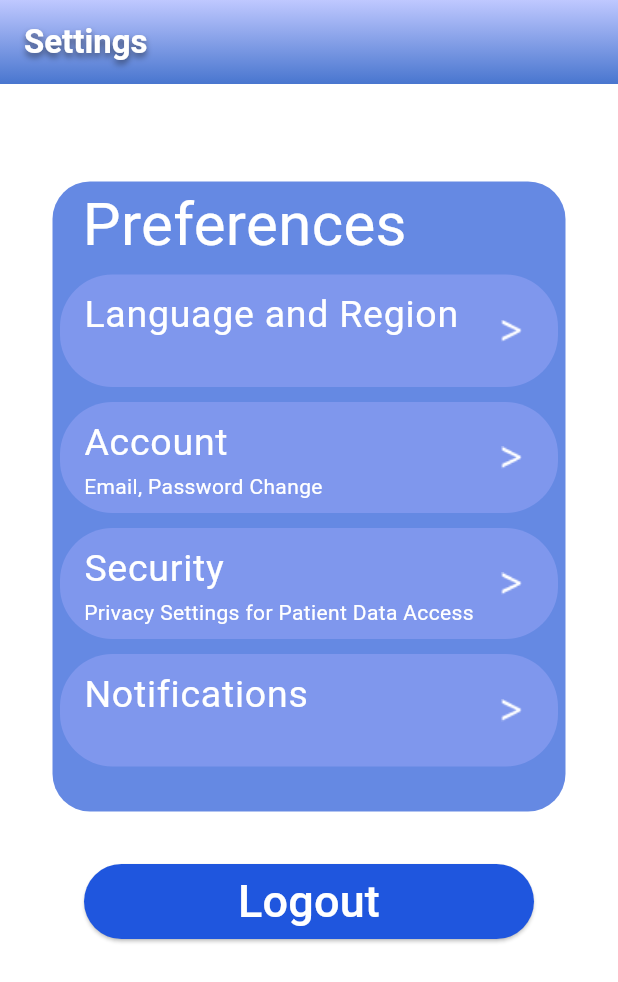
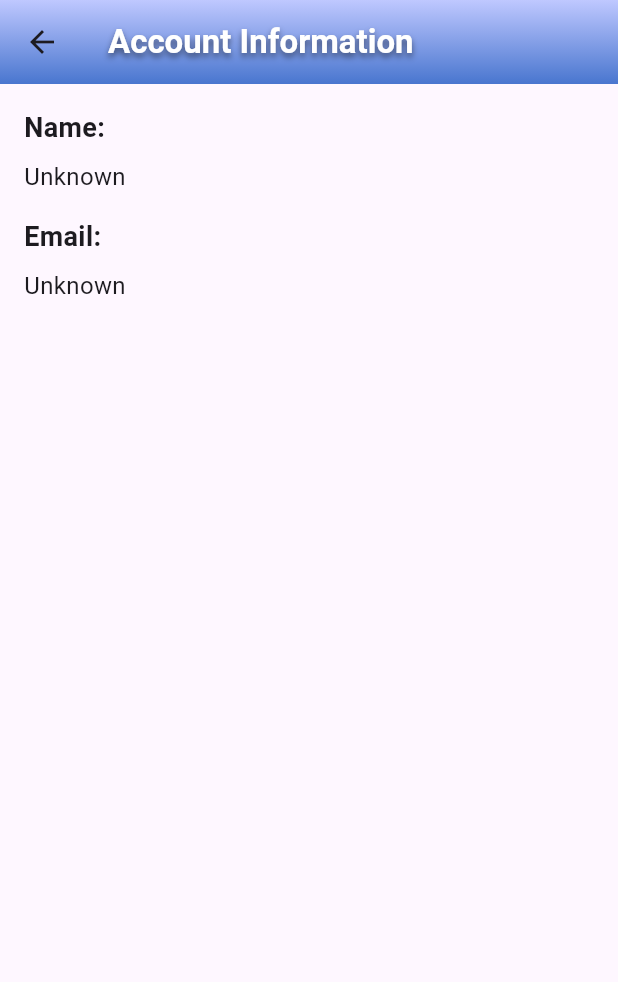
Before and after one commit to jorkd21/MediPal, a Flutter app: the SettingsPage screen opened by its route, after a tap on "Account", on a phone screen of 412 x 824 dp. Shown: the top 982 px of the screen. Run offline on Flutter 3.47's test engine with Material 3 defaults, Android fonts, the phone set to English and light mode, and no system bars; our stand-ins replace dropdown_search, firebase_auth, firebase_core, firebase_database, firebase_storage, image_picker and 2 more; missing offline and left inert: firebase_ui_auth; accounts and stored records are empty; generated files the repository leaves out were written again.

Commit message:
AccountInfo
AccountInfo page created.

```diff
--- /dev/null
+++ b/lib/pages/account_details.dart
@@ -0,0 +1,69 @@
+import 'package:flutter/material.dart';
+import 'package:medipal/objects/practitioner.dart';
+
+class AccountInfoPage extends StatelessWidget {
+
+  Practitioner? currentPractitioner = Practitioner.currentPractitioner;
+
+  @override
+  Widget build(BuildContext context) {
+    return Scaffold(
+      appBar: AppBar(
+        title: Text('Account Information',
+        style: TextStyle(
+          color: Colors.white,
+          fontWeight: FontWeight.bold,
+          shadows: [
+            Shadow(
+                color: Colors.black.withOpacity(0.5),
+                offset: const Offset(0, 3),
+                blurRadius: 5,
+              ),
+            ],
+          ),
+        ),
+        flexibleSpace: Container(
+          width: MediaQuery.of(context).size.width,
+        decoration: const BoxDecoration(
+            gradient: LinearGradient(
+              begin: Alignment.bottomCenter,
+              end: Alignment.topCenter,
+              colors: [
+                Color.fromARGB(255, 73, 118, 207),
+                Color.fromARGB(255, 191, 200, 255),
+              ],
+            ),
+          ),
+        ),
+      ),
+      body: Padding(
+        padding: EdgeInsets.all(16.0),
+        child: Column(
+          crossAxisAlignment: CrossAxisAlignment.start,
+          children: [
+            Text(
+              'Name:',
+              style: TextStyle(fontSize: 18.0, fontWeight: FontWeight.bold),
+            ),
+            SizedBox(height: 8.0),
+            Text(
+              currentPractitioner?.name ?? 'Unknown',
+              style: TextStyle(fontSize: 16.0),
+            ),
+            SizedBox(height: 16.0),
+            Text(
+              'Email:',
+              style: TextStyle(fontSize: 18.0, fontWeight: FontWeight.bold),
+            ),
+            SizedBox(height: 8.0),
+            Text(
+              currentPractitioner?.email ?? 'Unknown',
+              style: TextStyle(fontSize: 16.0),
+            ),
+            SizedBox(height: 16.0),
+          ],
+        ),
+      ),
+    );
+  }
+}
--- a/lib/pages/appointment_page.dart
+++ b/lib/pages/appointment_page.dart
@@ -62,7 +62,7 @@ class AppointmentPageState extends State<AppointmentPage> {
       future: _practitionerFuture,
       builder: (context, snapshot) {
         if (snapshot.connectionState == ConnectionState.waiting) {
-          return CircularProgressIndicator(); // Show loading indicator while fetching data
+          return  CircularProgressIndicator(); // Show loading indicator while fetching data
         } else if (snapshot.hasError) {
           return Text('Error: ${snapshot.error}');
         } else {
--- a/lib/pages/settings.dart
+++ b/lib/pages/settings.dart
@@ -1,6 +1,7 @@
 import 'package:firebase_auth/firebase_auth.dart';
 import 'package:flutter/material.dart';
 import 'package:medipal/constant/images.dart';
+import 'package:medipal/pages/account_details.dart';
 //import 'package:medipal/objects/appointment_patient.dart';
 import 'package:medipal/pages/appointment_page.dart';
 import 'package:medipal/pages/dashboard.dart';
@@ -242,7 +243,14 @@ class _SettingsPageState extends State<SettingsPage> {
                                                     ),
                                                   ),
                                                   onTap: () {
-                                                    // Navigate to Security settings page
+                                                    // Navigate to Account settings page
+                                                    Navigator.push(
+                                                      context,
+                                                      MaterialPageRoute(
+                                                        builder: (context) =>
+                                                            AccountInfoPage(),
+                                                      ),
+                                                    );
                                                   },
                                                 ),
                                               ),
```
Also changed, not shown: lib/objects/practitioner.dart (+26 -13 lines).
